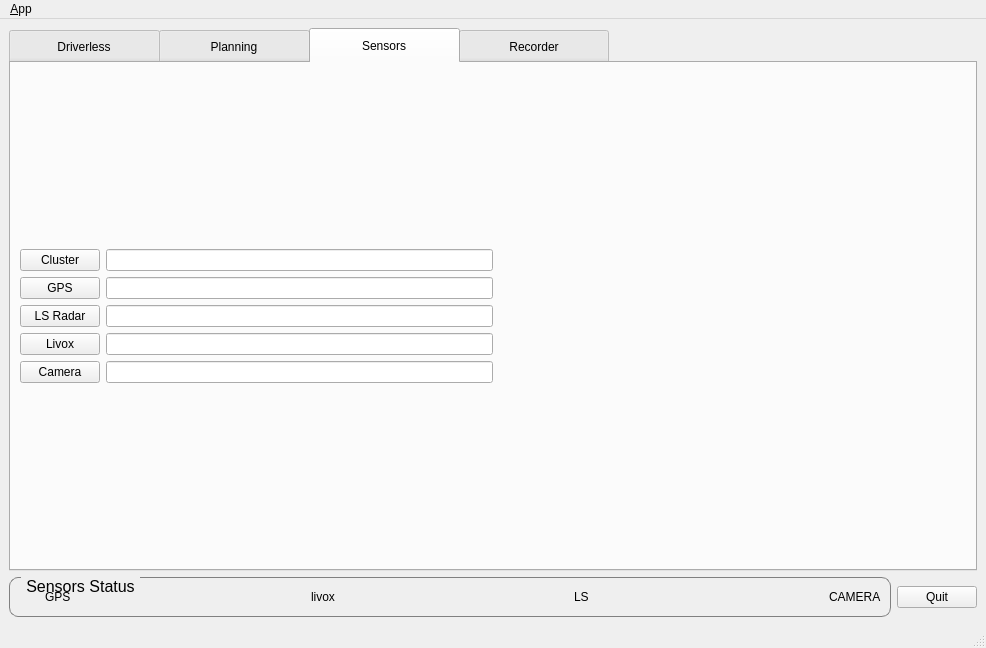
This is src/av_console/ui/main_window.ui in zshiningstar/intelligent_logistics_car as Qt 5 draws it before an edit. The edited form follows.
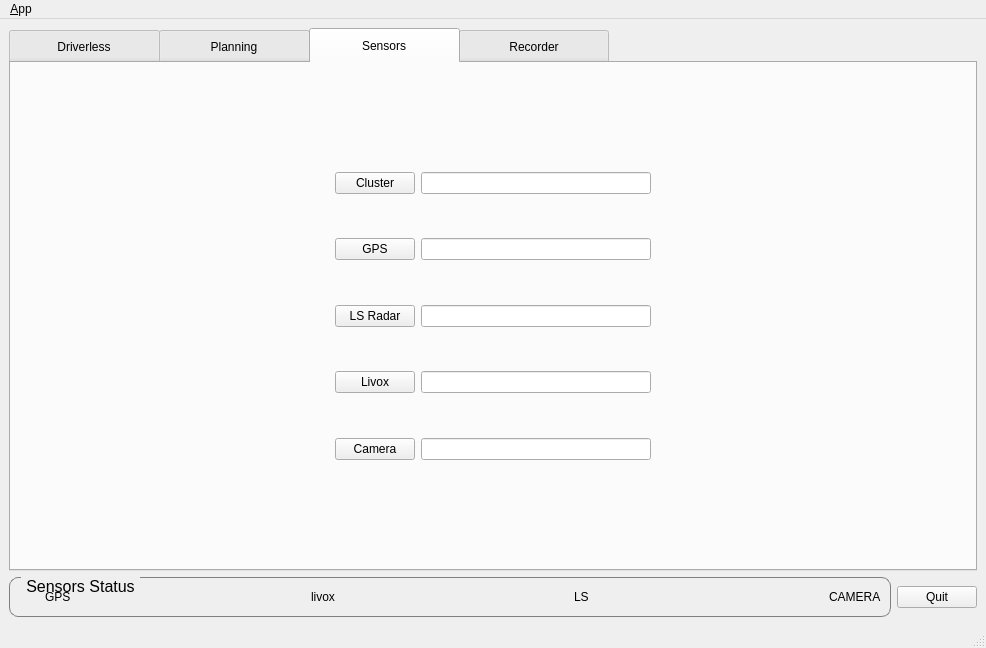
This is the edited form. The open tabs and pages were chosen to show the change. Icons and pictures are not drawn. Custom widgets are drawn as their Qt base class.

```diff
--- a/src/av_console/ui/main_window.ui
+++ b/src/av_console/ui/main_window.ui
@@ -637,6 +637,19 @@
         </item>
         <item>
          <layout class="QHBoxLayout" name="horizontalLayout_8">
+          <item>
+           <spacer name="horizontalSpacer">
+            <property name="orientation">
+             <enum>Qt::Horizontal</enum>
+            </property>
+            <property name="sizeHint" stdset="0">
+             <size>
+              <width>40</width>
+              <height>20</height>
+             </size>
+            </property>
+           </spacer>
+          </item>
           <item>
            <layout class="QVBoxLayout" name="verticalLayout_6">
             <item>
@@ -675,6 +688,19 @@
               </item>
              </layout>
             </item>
+            <item>
+             <spacer name="verticalSpacer_6">
+              <property name="orientation">
+               <enum>Qt::Vertical</enum>
+              </property>
+              <property name="sizeHint" stdset="0">
+               <size>
+                <width>20</width>
+                <height>40</height>
+               </size>
+              </property>
+             </spacer>
+            </item>
             <item>
              <layout class="QHBoxLayout" name="horizontalLayout_3">
               <item>
@@ -708,6 +734,19 @@
               </item>
              </layout>
             </item>
+            <item>
+             <spacer name="verticalSpacer_8">
+              <property name="orientation">
+               <enum>Qt::Vertical</enum>
+              </property>
+              <property name="sizeHint" stdset="0">
+               <size>
+                <width>20</width>
+                <height>40</height>
+               </size>
+              </property>
+             </spacer>
+            </item>
             <item>
              <layout class="QHBoxLayout" name="horizontalLayout_4">
               <item>
@@ -741,6 +780,19 @@
               </item>
              </layout>
             </item>
+            <item>
+             <spacer name="verticalSpacer_9">
+              <property name="orientation">
+               <enum>Qt::Vertical</enum>
+              </property>
+              <property name="sizeHint" stdset="0">
+               <size>
+                <width>20</width>
+                <height>40</height>
+               </size>
+              </property>
+             </spacer>
+            </item>
             <item>
              <layout class="QHBoxLayout" name="horizontalLayout_5">
               <item>
@@ -774,6 +826,19 @@
               </item>
              </layout>
             </item>
+            <item>
+             <spacer name="verticalSpacer_10">
+              <property name="orientation">
+               <enum>Qt::Vertical</enum>
+              </property>
+              <property name="sizeHint" stdset="0">
+               <size>
+                <width>20</width>
+                <height>40</height>
+               </size>
+              </property>
+             </spacer>
+            </item>
             <item>
              <layout class="QHBoxLayout" name="horizontalLayout_6">
               <item>
```
Left out of the diff: 2 changed lines with no effect on the pictures.
